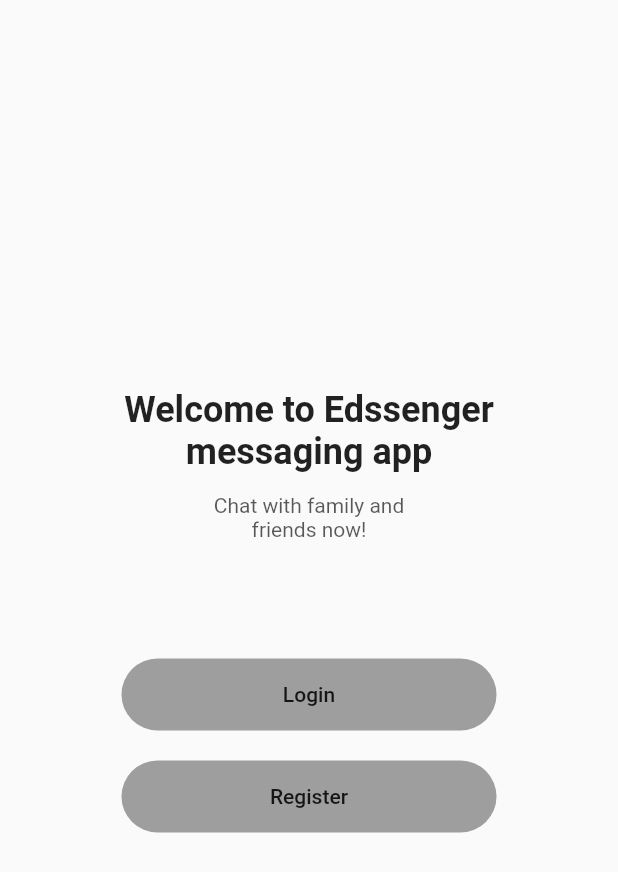
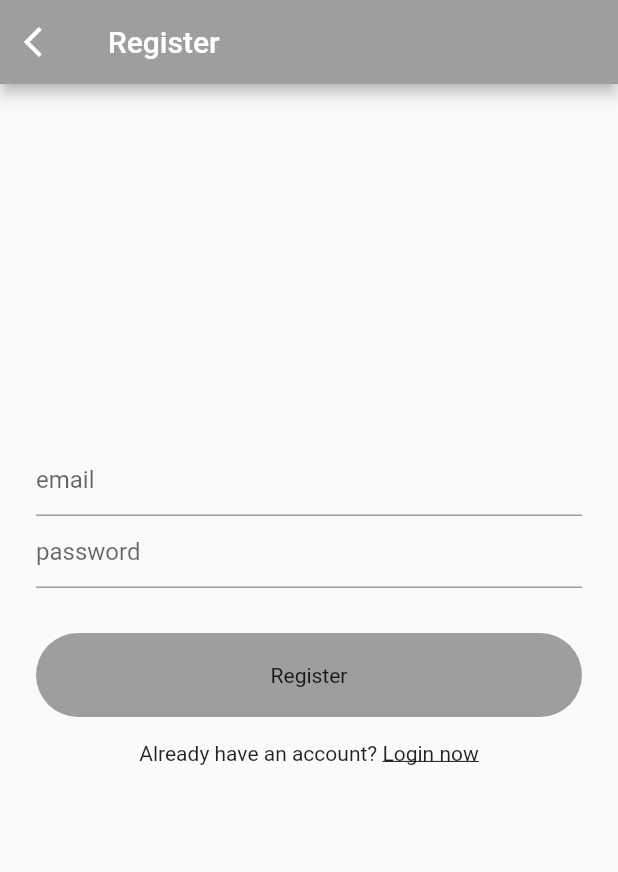
Before and after one commit to loubel/EDBERG-MessagingApp, a Flutter app: the screen it shows after launch, after a tap on "Register", on a phone screen of 412 x 824 dp. Shown: the top 872 px of the screen. Run offline on Flutter 3.47's test engine with Material 2 defaults, Android fonts, the phone set to English and light mode, and no system bars.

Commit message:
Added ui code in register_screen.dart

```diff
--- a/lib/screens/login_screen.dart
+++ b/lib/screens/login_screen.dart
@@ -25,7 +25,7 @@ class LoginScreen extends StatelessWidget {
       body: SingleChildScrollView(
         child: Container(
           height: MediaQuery.of(context).size.height - 50,
-          alignment: Alignment.bottomCenter,
+          alignment: Alignment.center,
           padding: EdgeInsets.symmetric(horizontal: 24),
           child: Column(
             mainAxisSize: MainAxisSize.min,
@@ -68,19 +68,6 @@ class LoginScreen extends StatelessWidget {
               SizedBox(
                 height: 16,
               ),
-              Container(
-                alignment: Alignment.center,
-                width: MediaQuery.of(context).size.width,
-                padding: EdgeInsets.symmetric(vertical: 20),
-                decoration: BoxDecoration(
-                  color: Colors.grey,
-                  borderRadius: BorderRadius.circular(30),
-                ),
-                child: Text("Register"),
-              ),
-              SizedBox(
-                height: 16,
-              ),
               Row(
                 mainAxisAlignment: MainAxisAlignment.center,
                 children: [
--- a/lib/screens/register_screen.dart
+++ b/lib/screens/register_screen.dart
@@ -1 +1,100 @@
 import 'package:flutter/material.dart';
+import 'package:msg_app/screens/welcomeScreen.dart';
+
+class RegisterScreen extends StatefulWidget {
+  @override
+  _RegisterScreenState createState() => _RegisterScreenState();
+}
+
+class _RegisterScreenState extends State<RegisterScreen> {
+  @override
+  Widget build(BuildContext context) {
+    return Scaffold(
+      appBar: AppBar(
+        title: Text("Register"),
+        backgroundColor: Colors.grey,
+        leading: GestureDetector(
+          onTap: () {
+            Navigator.push(
+              context,
+              MaterialPageRoute(
+                builder: (context) {
+                  return WelcomeScreen();
+                },
+              ),
+            );
+          },
+          child: Icon(Icons.arrow_back_ios),
+        ),
+      ),
+      body: SingleChildScrollView(
+        child: Container(
+          height: MediaQuery.of(context).size.height - 50,
+          alignment: Alignment.center,
+          padding: EdgeInsets.symmetric(horizontal: 24),
+          child: Column(
+            mainAxisSize: MainAxisSize.min,
+            children: [
+              TextField(
+                decoration: InputDecoration(
+                  hintText: "email",
+                  focusedBorder: UnderlineInputBorder(
+                    borderSide: BorderSide(color: Colors.black),
+                  ),
+                  enabledBorder: UnderlineInputBorder(
+                    borderSide: BorderSide(color: Colors.grey),
+                  ),
+                ),
+              ),
+              TextField(
+                decoration: InputDecoration(
+                  hintText: "password",
+                  focusedBorder: UnderlineInputBorder(
+                    borderSide: BorderSide(color: Colors.black),
+                  ),
+                  enabledBorder: UnderlineInputBorder(
+                    borderSide: BorderSide(color: Colors.grey),
+                  ),
+                ),
+              ),
+              SizedBox(
+                height: 30,
+              ),
+              Container(
+                alignment: Alignment.center,
+                width: MediaQuery.of(context).size.width,
+                padding: EdgeInsets.symmetric(vertical: 20),
+                decoration: BoxDecoration(
+                  color: Colors.grey,
+                  borderRadius: BorderRadius.circular(30),
+                ),
+                child: Text("Register"),
+              ),
+              SizedBox(
+                height: 16,
+              ),
+              Row(
+                mainAxisAlignment: MainAxisAlignment.center,
+                children: [
+                  Text(
+                    "Already have an account? ",
+                    style: TextStyle(),
+                  ),
+                  Text(
+                    "Login now",
+                    style: TextStyle(
+                      decoration: TextDecoration.underline,
+                    ),
+                  ),
+                ],
+              ),
+              SizedBox(
+                height: 80,
+              ),
+            ],
+          ),
+        ),
+      ),
+    );
+  }
+}
--- a/lib/screens/welcomeScreen.dart
+++ b/lib/screens/welcomeScreen.dart
@@ -1,5 +1,6 @@
 import 'package:flutter/material.dart';
 import 'package:msg_app/screens/login_screen.dart';
+import 'package:msg_app/screens/register_screen.dart';
 
 class WelcomeScreen extends StatelessWidget {
   @override
@@ -64,7 +65,16 @@ class WelcomeScreen extends StatelessWidget {
                       borderRadius: BorderRadiusDirectional.circular(30.0),
                       color: Colors.grey),
                   child: FlatButton(
-                    onPressed: () {},
+                    onPressed: () {
+                      Navigator.push(
+                        context,
+                        MaterialPageRoute(
+                          builder: (context) {
+                            return RegisterScreen();
+                          },
+                        ),
+                      );
+                    },
                     child: Text("Register"),
                   ),
                 ),
```
